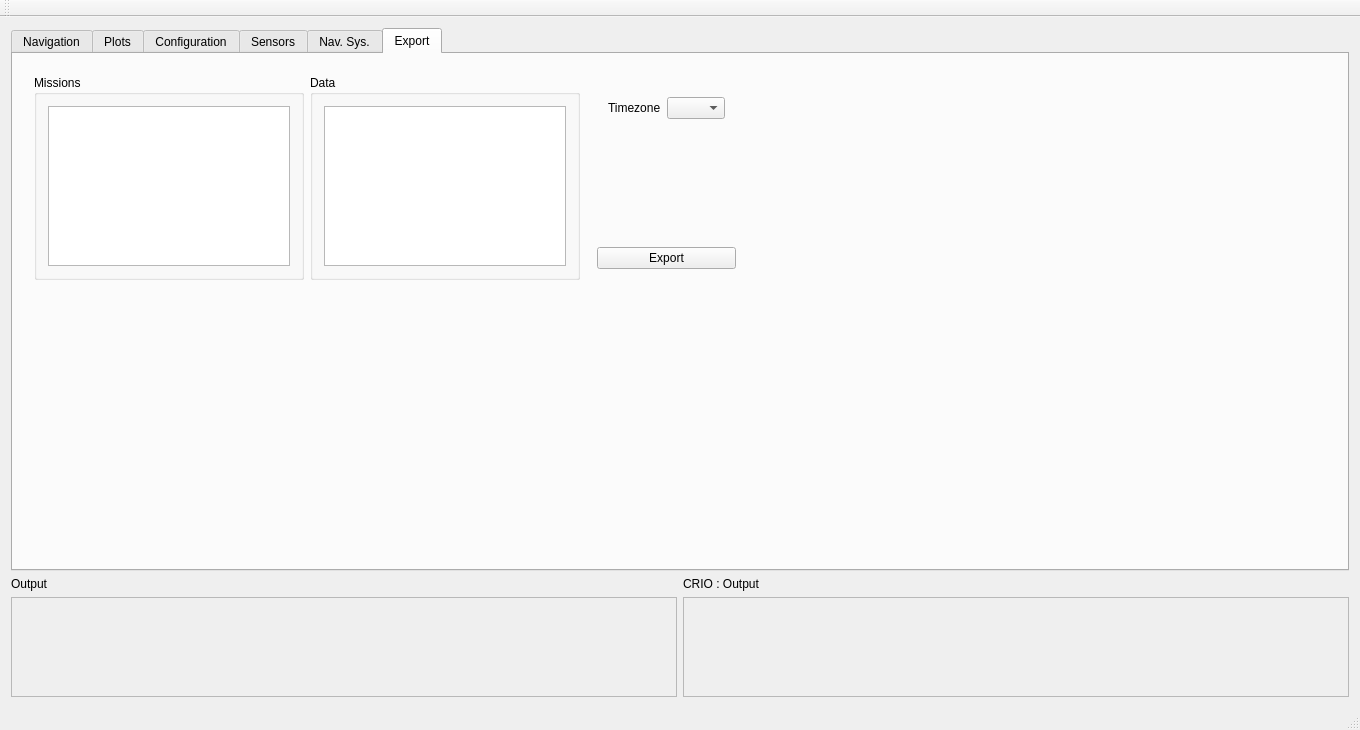
First picture: the form in mainwindow.ui, repository debelyoo/catamaran-ui, before the edit.
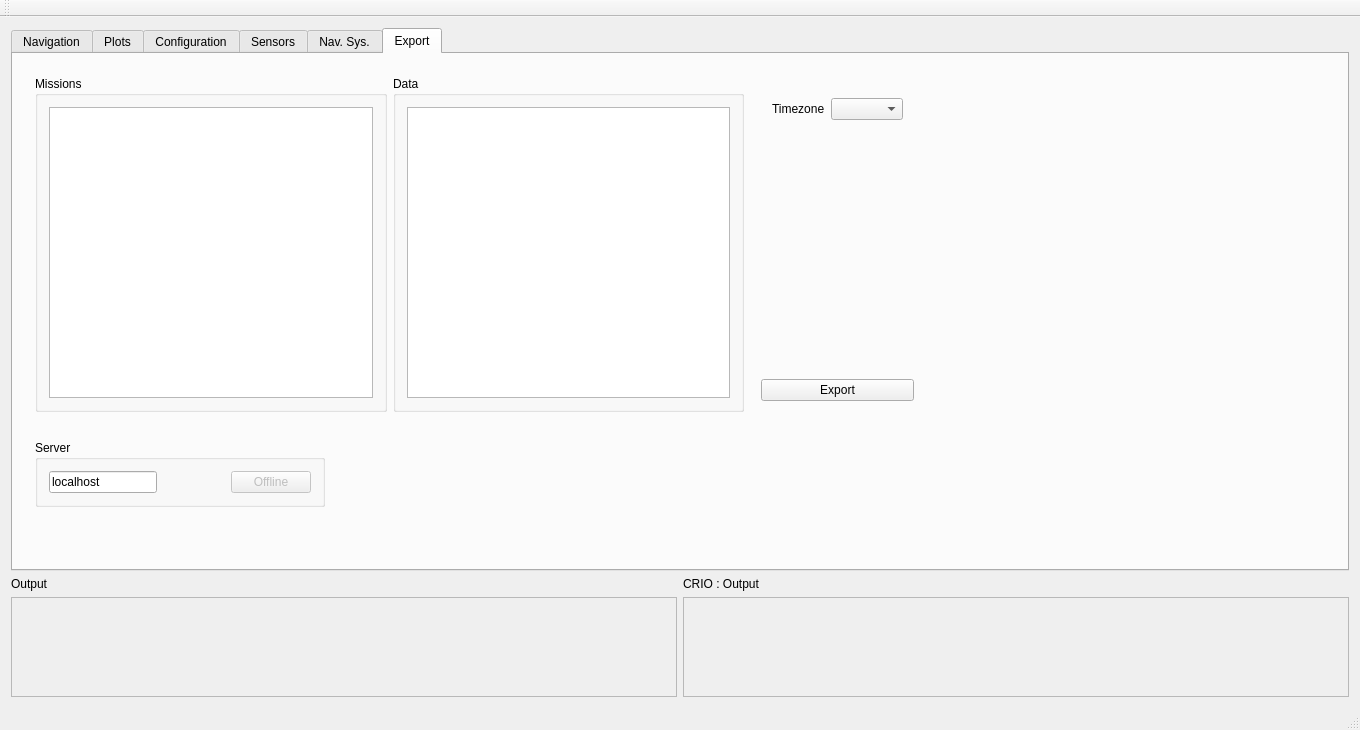
Second picture: the form after the edit. Icons and pictures are not drawn.

```diff
--- a/mainwindow.ui
+++ b/mainwindow.ui
@@ -1272,15 +1272,9 @@
        <attribute name="title">
         <string>Export</string>
        </attribute>
-       <widget class="QWidget" name="horizontalLayoutWidget">
-        <property name="geometry">
-         <rect>
-          <x>10</x>
-          <y>10</y>
-          <width>1065</width>
-          <height>227</height>
-         </rect>
-        </property>
+       <layout class="QVBoxLayout" name="verticalLayout_12">
+        <item>
+         <widget class="QWidget" name="horizontalWidget" native="true">
         <layout class="QHBoxLayout" name="horizontalLayout_7">
          <item>
           <widget class="QGroupBox" name="groupBox_6">
@@ -1313,14 +1307,14 @@
          <item>
           <widget class="QWidget" name="widget_2" native="true">
            <property name="sizePolicy">
-            <sizepolicy hsizetype="Expanding" vsizetype="Expanding">
+              <sizepolicy hsizetype="Preferred" vsizetype="Expanding">
              <horstretch>0</horstretch>
              <verstretch>0</verstretch>
             </sizepolicy>
            </property>
            <property name="minimumSize">
             <size>
-             <width>50</width>
+               <width>80</width>
              <height>0</height>
             </size>
            </property>
@@ -1374,7 +1368,7 @@
            </property>
            <property name="sizeHint" stdset="0">
             <size>
-             <width>330</width>
+               <width>400</width>
              <height>20</height>
             </size>
            </property>
@@ -1382,6 +1376,100 @@
          </item>
         </layout>
        </widget>
+        </item>
+        <item>
+         <widget class="QWidget" name="widget_4" native="true">
+          <property name="sizePolicy">
+           <sizepolicy hsizetype="Preferred" vsizetype="Preferred">
+            <horstretch>0</horstretch>
+            <verstretch>0</verstretch>
+           </sizepolicy>
+          </property>
+          <property name="maximumSize">
+           <size>
+            <width>16777215</width>
+            <height>16777215</height>
+           </size>
+          </property>
+          <layout class="QHBoxLayout" name="horizontalLayout_9">
+           <item>
+            <widget class="QGroupBox" name="groupBox_7">
+             <property name="maximumSize">
+              <size>
+               <width>290</width>
+               <height>16777215</height>
+              </size>
+             </property>
+             <property name="title">
+              <string>Server</string>
+             </property>
+             <layout class="QHBoxLayout" name="horizontalLayout_10">
+              <item>
+               <widget class="QLineEdit" name="backendAddressField">
+                <property name="text">
+                 <string>localhost</string>
+                </property>
+               </widget>
+              </item>
+              <item>
+               <spacer name="horizontalSpacer_4">
+                <property name="orientation">
+                 <enum>Qt::Horizontal</enum>
+                </property>
+                <property name="sizeHint" stdset="0">
+                 <size>
+                  <width>40</width>
+                  <height>20</height>
+                 </size>
+                </property>
+               </spacer>
+              </item>
+              <item>
+               <widget class="QPushButton" name="backendStatusBtn">
+                <property name="enabled">
+                 <bool>false</bool>
+                </property>
+                <property name="text">
+                 <string>Offline</string>
+                </property>
+               </widget>
+              </item>
+             </layout>
+            </widget>
+           </item>
+           <item>
+            <spacer name="horizontalSpacer_3">
+             <property name="orientation">
+              <enum>Qt::Horizontal</enum>
+             </property>
+             <property name="sizeHint" stdset="0">
+              <size>
+               <width>80</width>
+               <height>20</height>
+              </size>
+             </property>
+            </spacer>
+           </item>
+          </layout>
+         </widget>
+        </item>
+        <item>
+         <spacer name="verticalSpacer_4">
+          <property name="orientation">
+           <enum>Qt::Vertical</enum>
+          </property>
+          <property name="sizeType">
+           <enum>QSizePolicy::Preferred</enum>
+          </property>
+          <property name="sizeHint" stdset="0">
+           <size>
+            <width>20</width>
+            <height>40</height>
+           </size>
+          </property>
+         </spacer>
+        </item>
+       </layout>
       </widget>
      </widget>
     </item>
```
Lines whose indentation alone changed are shown as unchanged.
